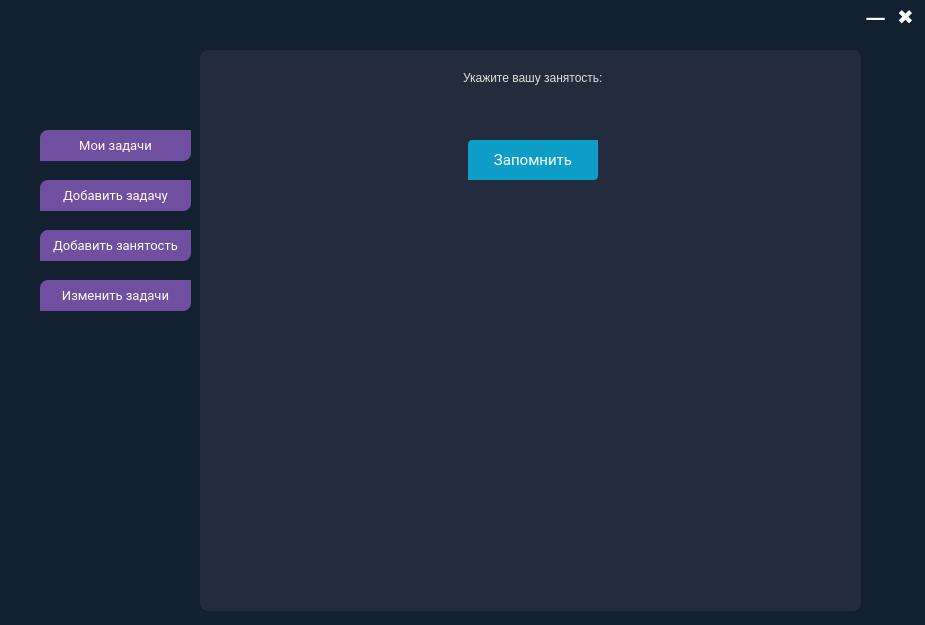
First picture: the form in keknaizer.ui, repository moevm/gui-1h2017-05, before the edit.
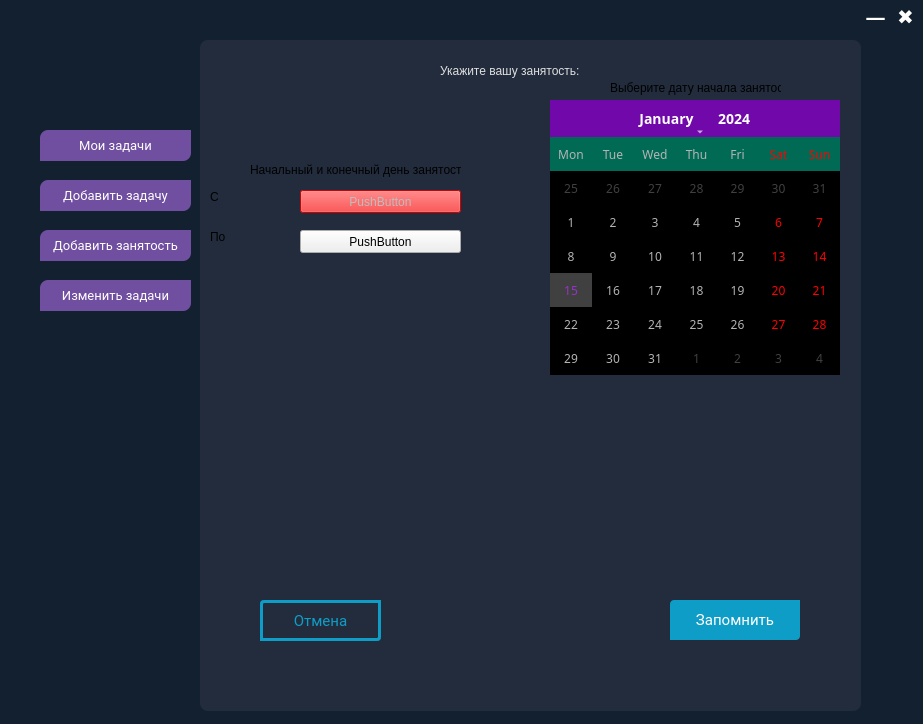
Second picture: the form after the edit. Icons and pictures are not drawn. Custom widgets are drawn as their Qt base class.

Patch:
```diff
--- a/keknaizer.ui
+++ b/keknaizer.ui
@@ -6,8 +6,8 @@
    <rect>
     <x>0</x>
     <y>0</y>
-    <width>925</width>
-    <height>625</height>
+    <width>923</width>
+    <height>724</height>
    </rect>
   </property>
   <property name="windowTitle">
@@ -22,9 +22,9 @@
    <property name="geometry">
     <rect>
      <x>200</x>
-     <y>50</y>
+     <y>40</y>
      <width>661</width>
-     <height>561</height>
+     <height>671</height>
     </rect>
    </property>
    <property name="styleSheet">
@@ -822,137 +822,402 @@
     </widget>
    </widget>
    <widget class="QWidget" name="page_3">
-    <widget class="QWidget" name="layoutWidget">
-     <property name="geometry">
-      <rect>
-       <x>130</x>
-       <y>10</y>
-       <width>418</width>
-       <height>171</height>
-      </rect>
-     </property>
-     <layout class="QVBoxLayout" name="verticalLayout_3" stretch="0,0,0,0">
-      <property name="leftMargin">
-       <number>0</number>
-      </property>
-      <property name="bottomMargin">
-       <number>3</number>
-      </property>
-      <item alignment="Qt::AlignHCenter">
-       <widget class="QLabel" name="label_13">
-        <property name="sizePolicy">
-         <sizepolicy hsizetype="Fixed" vsizetype="Preferred">
-          <horstretch>0</horstretch>
-          <verstretch>0</verstretch>
-         </sizepolicy>
-        </property>
-        <property name="minimumSize">
-         <size>
-          <width>70</width>
-          <height>0</height>
-         </size>
-        </property>
-        <property name="styleSheet">
-         <string notr="true">QLabel {
-color: #dfdfdf;
-font: 16px &quot;Trebuchet MS&quot;, &quot;Lucida Sans&quot;;
-}</string>
-        </property>
-        <property name="text">
-         <string>Укажите вашу занятость:</string>
-        </property>
-       </widget>
-      </item>
-      <item>
-       <spacer name="verticalSpacer_8">
-        <property name="orientation">
-         <enum>Qt::Vertical</enum>
-        </property>
-        <property name="sizeHint" stdset="0">
-         <size>
-          <width>20</width>
-          <height>17</height>
-         </size>
-        </property>
-       </spacer>
-      </item>
-      <item alignment="Qt::AlignHCenter">
-       <widget class="QPushButton" name="pushButton_7">
-        <property name="sizePolicy">
-         <sizepolicy hsizetype="Fixed" vsizetype="Fixed">
-          <horstretch>0</horstretch>
-          <verstretch>0</verstretch>
-         </sizepolicy>
-        </property>
-        <property name="minimumSize">
-         <size>
-          <width>130</width>
-          <height>40</height>
-         </size>
-        </property>
-        <property name="font">
-         <font>
-          <family>Roboto,Helvetica Neue 53,Helvetica Neue,Helvetica,Arial,sans-serif</family>
-          <pointsize>-1</pointsize>
-          <weight>50</weight>
-          <italic>false</italic>
-          <bold>false</bold>
-         </font>
-        </property>
-        <property name="styleSheet">
-         <string notr="true">QPushButton#pushButton_7{
-   padding: 1px 2px; 
-    font: normal 15px Roboto; 
-    border: none;
-    color: #fff; 
-    background-color: #0e9dc7;
-    transition:border .25s linear, color .25s linear,background-color .25s linear;
-    text-align: center;
-    border-bottom-right-radius:4px;
-    border-top-left-radius:4px;
-    font-family: Roboto,Helvetica Neue Light,Helvetica Neue,Helvetica,Arial,sans-serif;
-    }
-     
-QPushButton#pushButton_7:hover {
-    color: #fff; 
-    background-color: rgb(15, 179, 227);
-    }</string>
-        </property>
-        <property name="text">
-         <string>Запомнить</string>
-        </property>
-       </widget>
-      </item>
-      <item>
-       <spacer name="verticalSpacer_14">
-        <property name="orientation">
-         <enum>Qt::Vertical</enum>
-        </property>
-        <property name="sizeHint" stdset="0">
-         <size>
-          <width>20</width>
-          <height>17</height>
-         </size>
-        </property>
-       </spacer>
-      </item>
-     </layout>
-    </widget>
-    <widget class="Time" name="widget" native="true">
+    <widget class="Time" name="time_widget" native="true">
      <property name="geometry">
       <rect>
        <x>60</x>
-       <y>219</y>
-       <width>561</width>
-       <height>211</height>
+       <y>340</y>
+       <width>551</width>
+       <height>201</height>
       </rect>
      </property>
      <property name="styleSheet">
       <string notr="true">QWidget#widget {
-	color: rgb(31, 122, 104)
+   color: rgb(31, 122, 104);
+   font-size: 16px bold;
 }</string>
      </property>
     </widget>
+    <widget class="QCalendarWidget" name="calendarWidget_3">
+     <property name="enabled">
+      <bool>true</bool>
+     </property>
+     <property name="geometry">
+      <rect>
+       <x>350</x>
+       <y>60</y>
+       <width>290</width>
+       <height>275</height>
+      </rect>
+     </property>
+     <property name="font">
+      <font>
+       <family>Arial Rounded MT Bold</family>
+       <pointsize>8</pointsize>
+       <weight>50</weight>
+       <italic>false</italic>
+       <bold>false</bold>
+       <underline>false</underline>
+       <strikeout>false</strikeout>
+      </font>
+     </property>
+     <property name="mouseTracking">
+      <bool>false</bool>
+     </property>
+     <property name="toolTip">
+      <string/>
+     </property>
+     <property name="statusTip">
+      <string/>
+     </property>
+     <property name="whatsThis">
+      <string/>
+     </property>
+     <property name="accessibleName">
+      <string/>
+     </property>
+     <property name="accessibleDescription">
+      <string/>
+     </property>
+     <property name="autoFillBackground">
+      <bool>false</bool>
+     </property>
+     <property name="styleSheet">
+      <string notr="true">QCalendarWidget QWidget#qt_calendar_navigationbar {
+ background-color: none;
+ }
+
+QCalendarWidget QToolButton{
+ height: 30px;
+ width: 70px;
+ color: white;
+ font-size: 14px;
+ icon-size: 0.5px, 0.5px;
+ background-color: #7109aa;
+}
+
+QCalendarWidget QWidget#qt_calendar_prevmonth {
+background-image:url(:/left.png);
+background-repeat: no-repeat;
+background-position:center;
+ }
+
+QCalendarWidget QWidget#qt_calendar_nextmonth {
+background-image:url(:/right.png);
+background-repeat: no-repeat;
+background-position:center;
+ }
+
+QCalendarWidget QToolButton#qt_calendar_yearbutton{
+width:50px;
+selection-color: rgb(85, 255, 127);
+disabled=&quot;disabled&quot;;
+}
+
+
+QCalendarWidget QToolButton#qt_calendar_yearbutton::menu-indicator{
+color:white;
+width:10px;
+}
+
+QCalendarWidget QMenu {
+ width: 100px;
+ left: 20px;
+ color: black;
+ font-size: 12px;
+ background-color: #ad66d5; /*выбор месяца*/
+}
+
+QCalendarWidget QMenu::item:selected {
+ color: white;
+ background-color: #48036f; /*выбор месяца*/
+}
+QCalendarWidget QSpinBox { 
+ width: 40px; 
+ font-size:14px; 
+ color: white; 
+ background-color: #7109aa;
+/* background-color: qlineargradient(x1:0, y1:0, x2:0, y2:1, stop: 0 #cccccc, stop: 1 #333333); */
+/* selection-background-color: rgb(136, 136, 136);*/
+ selection-color: black;
+}
+
+QCalendarWidget QSpinBox::up-button {
+ subcontrol-origin: border;
+ subcontrol-position: top right; 
+ }
+QCalendarWidget QSpinBox::down-button {
+ subcontrol-origin: border;
+ subcontrol-position: bottom right; 
+}
+
+
+QCalendarWidget QSpinBox::up-arrow {
+ background-color:;
+  width:5px;
+ height:5px; 
+ }
+QCalendarWidget QSpinBox::down-arrow { 
+ width:5px;
+ height:5px; 
+}
+
+QCalendarWidget QWidget {
+ alternate-background-color: #006a55; 
+}
+ 
+
+QAbstractItemView:enabled {
+ font-size:12px;  
+ color: rgb(180, 180, 180);  
+ background-color: black ;  
+ selection-background-color:rgb(64, 64, 64); 
+ selection-color: rgb(150, 50, 200); 
+}
+ 
+
+QAbstractItemView::item:hover {
+ color: rgb(180, 180, 180);  
+ background-color: rgb(255, 0, 4) ;
+}
+
+
+QCalendarWidget QAbstractItemView:disabled {  color: rgb(64, 64, 64);}
+
+</string>
+     </property>
+     <property name="inputMethodHints">
+      <set>Qt::ImhNone</set>
+     </property>
+     <property name="gridVisible">
+      <bool>false</bool>
+     </property>
+     <property name="selectionMode">
+      <enum>QCalendarWidget::SingleSelection</enum>
+     </property>
+     <property name="horizontalHeaderFormat">
+      <enum>QCalendarWidget::ShortDayNames</enum>
+     </property>
+     <property name="verticalHeaderFormat">
+      <enum>QCalendarWidget::NoVerticalHeader</enum>
+     </property>
+     <property name="navigationBarVisible">
+      <bool>true</bool>
+     </property>
+     <property name="dateEditEnabled">
+      <bool>true</bool>
+     </property>
+     <property name="dateEditAcceptDelay">
+      <number>1500</number>
+     </property>
+    </widget>
+    <widget class="QPushButton" name="pushButton_6">
+     <property name="geometry">
+      <rect>
+       <x>60</x>
+       <y>560</y>
+       <width>121</width>
+       <height>41</height>
+      </rect>
+     </property>
+     <property name="styleSheet">
+      <string notr="true">QPushButton{
+    padding: 1px 2px; 
+    font: normal 15px Roboto; 
+
+    border-top: 3px solid #0e9dc7; 
+    border-left: 3px solid #0e9dc7;  
+   border-bottom: 3px solid #0e9dc7; 
+    border-right: 3px solid #0e9dc7; 
+
+    color:  #0e9dc7; 
+   /* background-color: #0e9dc7;*/
+   background-color:none;
+ 
+    text-align: center;
+    border-bottom-right-radius:4px;
+    border-top-left-radius:4px;
+    font-family: Roboto,Helvetica Neue Light,Helvetica Neue,Helvetica,Arial,sans-serif;
+    }
+     
+QPushButton#pushButton_6:hover {
+    color: #fff; 
+    background-color: rgb(15, 179, 227);
+    }</string>
+     </property>
+     <property name="text">
+      <string>Отмена</string>
+     </property>
+    </widget>
+    <widget class="QPushButton" name="pushButton_7">
+     <property name="geometry">
+      <rect>
+       <x>470</x>
+       <y>560</y>
+       <width>130</width>
+       <height>40</height>
+      </rect>
+     </property>
+     <property name="sizePolicy">
+      <sizepolicy hsizetype="Fixed" vsizetype="Fixed">
+       <horstretch>0</horstretch>
+       <verstretch>0</verstretch>
+      </sizepolicy>
+     </property>
+     <property name="minimumSize">
+      <size>
+       <width>130</width>
+       <height>40</height>
+      </size>
+     </property>
+     <property name="font">
+      <font>
+       <family>Roboto,Helvetica Neue 53,Helvetica Neue,Helvetica,Arial,sans-serif</family>
+       <pointsize>-1</pointsize>
+       <weight>50</weight>
+       <italic>false</italic>
+       <bold>false</bold>
+      </font>
+     </property>
+     <property name="styleSheet">
+      <string notr="true">QPushButton#pushButton_7{
+   padding: 1px 2px; 
+    font: normal 15px Roboto; 
+    border: none;
+    color: #fff; 
+    background-color: #0e9dc7;
+    text-align: center;
+    border-bottom-right-radius:4px;
+    border-top-left-radius:4px;
+    font-family: Roboto,Helvetica Neue Light,Helvetica Neue,Helvetica,Arial,sans-serif;
+    }
+     
+QPushButton#pushButton_7:hover {
+    color: #fff; 
+    background-color: rgb(15, 179, 227);
+    }</string>
+     </property>
+     <property name="text">
+      <string>Запомнить</string>
+     </property>
+    </widget>
+    <widget class="QLabel" name="label_13">
+     <property name="geometry">
+      <rect>
+       <x>240</x>
+       <y>20</y>
+       <width>184</width>
+       <height>22</height>
+      </rect>
+     </property>
+     <property name="sizePolicy">
+      <sizepolicy hsizetype="Fixed" vsizetype="Preferred">
+       <horstretch>0</horstretch>
+       <verstretch>0</verstretch>
+      </sizepolicy>
+     </property>
+     <property name="minimumSize">
+      <size>
+       <width>70</width>
+       <height>0</height>
+      </size>
+     </property>
+     <property name="styleSheet">
+      <string notr="true">QLabel {
+color: #dfdfdf;
+font: 16px &quot;Trebuchet MS&quot;, &quot;Lucida Sans&quot;;
+}</string>
+     </property>
+     <property name="text">
+      <string>Укажите вашу занятость:</string>
+     </property>
+    </widget>
+    <widget class="QLabel" name="label_3">
+     <property name="geometry">
+      <rect>
+       <x>410</x>
+       <y>40</y>
+       <width>171</width>
+       <height>16</height>
+      </rect>
+     </property>
+     <property name="text">
+      <string>Выберите дату начала занятости</string>
+     </property>
+    </widget>
+    <widget class="QLabel" name="label_4">
+     <property name="geometry">
+      <rect>
+       <x>50</x>
+       <y>120</y>
+       <width>211</width>
+       <height>20</height>
+      </rect>
+     </property>
+     <property name="text">
+      <string>Начальный и конечный день занятости</string>
+     </property>
+    </widget>
+    <widget class="QLabel" name="label_5">
+     <property name="geometry">
+      <rect>
+       <x>10</x>
+       <y>150</y>
+       <width>47</width>
+       <height>13</height>
+      </rect>
+     </property>
+     <property name="text">
+      <string>С</string>
+     </property>
+    </widget>
+    <widget class="QLabel" name="label_6">
+     <property name="geometry">
+      <rect>
+       <x>10</x>
+       <y>190</y>
+       <width>47</width>
+       <height>13</height>
+      </rect>
+     </property>
+     <property name="text">
+      <string>По</string>
+     </property>
+    </widget>
+    <widget class="QPushButton" name="pushButton_11">
+     <property name="enabled">
+      <bool>false</bool>
+     </property>
+     <property name="geometry">
+      <rect>
+       <x>100</x>
+       <y>150</y>
+       <width>161</width>
+       <height>23</height>
+      </rect>
+     </property>
+     <property name="styleSheet">
+      <string notr="true">QPushButton#pushButton_11 {
+background-color: rgb(255, 0, 0);
+}</string>
+     </property>
+     <property name="text">
+      <string>PushButton</string>
+     </property>
+    </widget>
+    <widget class="QPushButton" name="pushButton_12">
+     <property name="geometry">
+      <rect>
+       <x>100</x>
+       <y>190</y>
+       <width>161</width>
+       <height>23</height>
+      </rect>
+     </property>
+     <property name="text">
+      <string>PushButton</string>
+     </property>
+    </widget>
    </widget>
    <widget class="QWidget" name="page_4"/>
   </widget>
```
Left out of the diff: 158 changed lines with no effect on the pictures.
